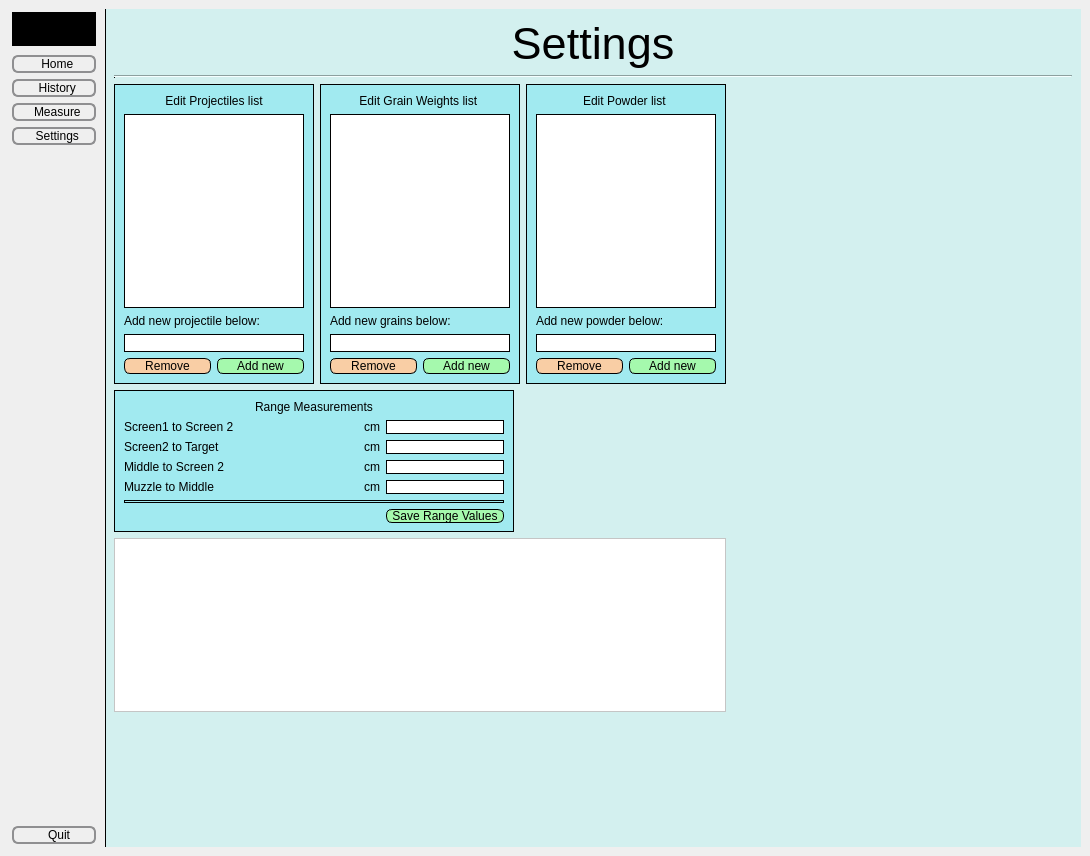
coffee247/SeniorDesign, file src/mainwindow.ui: the form before one commit.
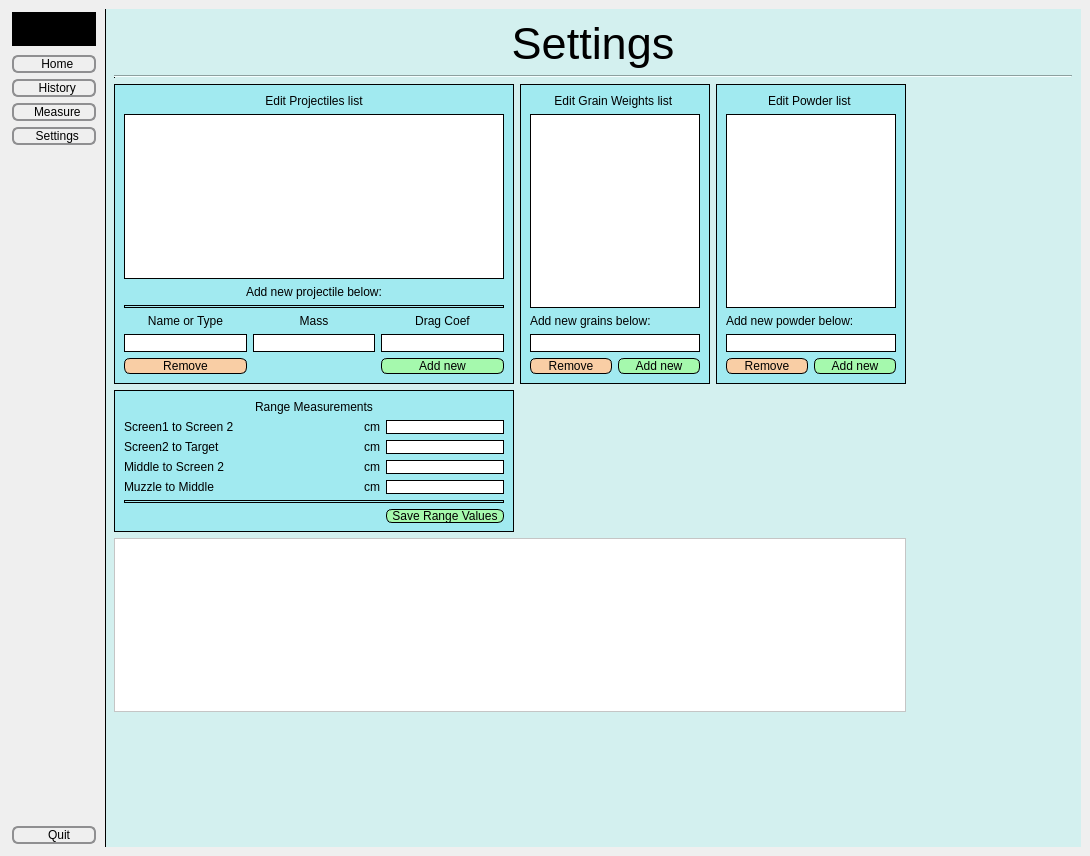
The form after the commit. The open tabs and pages were chosen to show the change. Icons and pictures are not drawn.

What changed in the file:
```diff
--- a/src/mainwindow.ui
+++ b/src/mainwindow.ui
@@ -1290,6 +1290,12 @@
             </item>
             <item row="2" column="0" rowspan="2">
              <widget class="QFrame" name="frame_12">
+              <property name="minimumSize">
+               <size>
+                <width>400</width>
+                <height>0</height>
+               </size>
+              </property>
               <property name="maximumSize">
                <size>
                 <width>200</width>
@@ -1306,33 +1312,7 @@
                <enum>QFrame::Raised</enum>
               </property>
               <layout class="QGridLayout" name="gridLayout_13">
-               <item row="4" column="0">
-                <widget class="QPushButton" name="rmvProjectiles_pushButton">
-                 <property name="cursor">
-                  <cursorShape>PointingHandCursor</cursorShape>
-                 </property>
-                 <property name="styleSheet">
-                  <string notr="true">background-color: #F9CEA5;</string>
-                 </property>
-                 <property name="text">
-                  <string>Remove</string>
-                 </property>
-                </widget>
-               </item>
-               <item row="0" column="0" colspan="2">
-                <widget class="QLabel" name="label_32">
-                 <property name="styleSheet">
-                  <string notr="true">border: None;</string>
-                 </property>
-                 <property name="text">
-                  <string>Edit Projectiles list</string>
-                 </property>
-                 <property name="alignment">
-                  <set>Qt::AlignCenter</set>
-                 </property>
-                </widget>
-               </item>
-               <item row="2" column="0" colspan="2">
+               <item row="2" column="0" colspan="3">
                 <widget class="QLabel" name="label_31">
                  <property name="styleSheet">
                   <string notr="true">border: None;</string>
@@ -1340,16 +1320,12 @@
                  <property name="text">
                   <string>Add new projectile below:</string>
                  </property>
-                </widget>
-               </item>
-               <item row="3" column="0" colspan="2">
-                <widget class="QLineEdit" name="Settings_AddProjectile_lineEdit">
-                 <property name="styleSheet">
-                  <string notr="true">background-color: White;</string>
+                 <property name="alignment">
+                  <set>Qt::AlignCenter</set>
                  </property>
                 </widget>
                </item>
-               <item row="4" column="1">
+               <item row="8" column="2">
                 <widget class="QPushButton" name="addProjectiles_pushButton">
                  <property name="palette">
                   <palette>
@@ -1483,8 +1459,122 @@
                  </property>
                 </widget>
                </item>
-               <item row="1" column="0" colspan="2">
-                <widget class="QListView" name="Projectiles_listView">
+               <item row="6" column="2">
+                <widget class="QLabel" name="label_35">
+                 <property name="styleSheet">
+                  <string notr="true">border: None;</string>
+                 </property>
+                 <property name="text">
+                  <string>Drag Coef</string>
+                 </property>
+                 <property name="alignment">
+                  <set>Qt::AlignCenter</set>
+                 </property>
+                </widget>
+               </item>
+               <item row="8" column="0">
+                <widget class="QPushButton" name="rmvProjectiles_pushButton">
+                 <property name="cursor">
+                  <cursorShape>PointingHandCursor</cursorShape>
+                 </property>
+                 <property name="styleSheet">
+                  <string notr="true">background-color: #F9CEA5;</string>
+                 </property>
+                 <property name="text">
+                  <string>Remove</string>
+                 </property>
+                </widget>
+               </item>
+               <item row="6" column="1">
+                <widget class="QLabel" name="label_34">
+                 <property name="styleSheet">
+                  <string notr="true">border: None;</string>
+                 </property>
+                 <property name="text">
+                  <string>Mass</string>
+                 </property>
+                 <property name="alignment">
+                  <set>Qt::AlignCenter</set>
+                 </property>
+                </widget>
+               </item>
+               <item row="7" column="0">
+                <widget class="QLineEdit" name="Settings_AddProjectile_lineEdit">
+                 <property name="minimumSize">
+                  <size>
+                   <width>100</width>
+                   <height>0</height>
+                  </size>
+                 </property>
+                 <property name="styleSheet">
+                  <string notr="true">background-color: White;</string>
+                 </property>
+                 <property name="alignment">
+                  <set>Qt::AlignCenter</set>
+                 </property>
+                </widget>
+               </item>
+               <item row="6" column="0">
+                <widget class="QLabel" name="label_21">
+                 <property name="styleSheet">
+                  <string notr="true">border: None;</string>
+                 </property>
+                 <property name="text">
+                  <string>Name or Type</string>
+                 </property>
+                 <property name="alignment">
+                  <set>Qt::AlignCenter</set>
+                 </property>
+                </widget>
+               </item>
+               <item row="7" column="2">
+                <widget class="QLineEdit" name="DragCoef_lineEdit">
+                 <property name="styleSheet">
+                  <string notr="true">background-color: White;</string>
+                 </property>
+                 <property name="alignment">
+                  <set>Qt::AlignCenter</set>
+                 </property>
+                </widget>
+               </item>
+               <item row="7" column="1">
+                <widget class="QLineEdit" name="ProjoMass_lineEdit">
+                 <property name="styleSheet">
+                  <string notr="true">background-color: White;</string>
+                 </property>
+                 <property name="alignment">
+                  <set>Qt::AlignCenter</set>
+                 </property>
+                </widget>
+               </item>
+               <item row="3" column="0" colspan="3">
+                <widget class="Line" name="line_8">
+                 <property name="minimumSize">
+                  <size>
+                   <width>300</width>
+                   <height>0</height>
+                  </size>
+                 </property>
+                 <property name="orientation">
+                  <enum>Qt::Horizontal</enum>
+                 </property>
+                </widget>
+               </item>
+               <item row="0" column="0" colspan="3">
+                <widget class="QLabel" name="label_32">
+                 <property name="styleSheet">
+                  <string notr="true">border: None;</string>
+                 </property>
+                 <property name="text">
+                  <string>Edit Projectiles list</string>
+                 </property>
+                 <property name="alignment">
+                  <set>Qt::AlignCenter</set>
+                 </property>
+                </widget>
+               </item>
+               <item row="1" column="0" colspan="3">
+                <widget class="QTableView" name="Projectiles_tableView">
                  <property name="styleSheet">
                   <string notr="true">background-color: white;</string>
                  </property>
```
Left out of the diff: 33 changed lines with no effect on the pictures.
